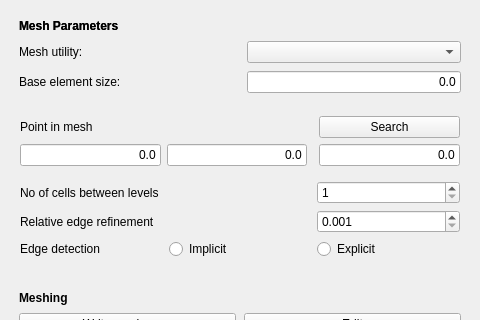
jaheyns/CfdOF, file Gui/TaskPanelCfdMesh.ui: the form before one commit; both pictures show x 0 to 480 and y 0 to 320 of the 480 by 856 pixel window.
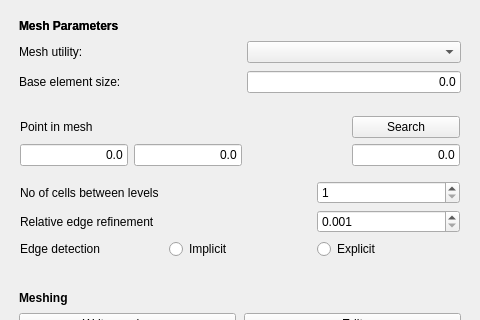
The form after the commit. Custom widgets are drawn as their Qt base class.

Commit message: Allow mesh task panel to be resized smaller

Patch:
```diff
--- a/Gui/TaskPanelCfdMesh.ui
+++ b/Gui/TaskPanelCfdMesh.ui
@@ -142,7 +142,7 @@
       <item row="1" column="1">
        <widget class="Gui::InputField" name="if_pointInMeshY">
         <property name="sizePolicy">
-         <sizepolicy hsizetype="MinimumExpanding" vsizetype="Preferred">
+         <sizepolicy hsizetype="Preferred" vsizetype="Preferred">
           <horstretch>0</horstretch>
           <verstretch>0</verstretch>
          </sizepolicy>
@@ -173,7 +173,7 @@
       <item row="1" column="3">
        <widget class="Gui::InputField" name="if_pointInMeshZ">
         <property name="sizePolicy">
-         <sizepolicy hsizetype="MinimumExpanding" vsizetype="Preferred">
+         <sizepolicy hsizetype="Preferred" vsizetype="Preferred">
           <horstretch>0</horstretch>
           <verstretch>0</verstretch>
          </sizepolicy>
@@ -204,7 +204,7 @@
       <item row="1" column="0">
        <widget class="Gui::InputField" name="if_pointInMeshX">
         <property name="sizePolicy">
-         <sizepolicy hsizetype="MinimumExpanding" vsizetype="Preferred">
+         <sizepolicy hsizetype="Preferred" vsizetype="Preferred">
           <horstretch>0</horstretch>
           <verstretch>0</verstretch>
          </sizepolicy>
```
